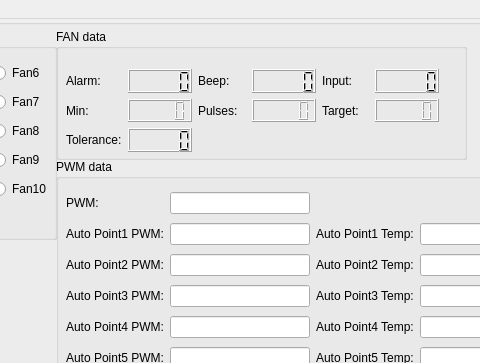
The window that mainwindow.ui (amedeos/ControlFANs) describes before a commit, drawn with Qt 5; both pictures show x 214 to 694 and y 0 to 363 of the 800 by 470 pixel window.
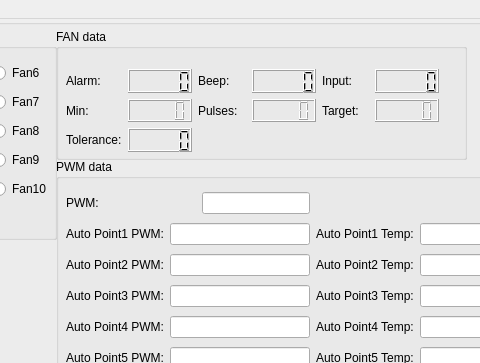
The same window after the commit. Icons and pictures are not drawn.

```diff
--- a/mainwindow.ui
+++ b/mainwindow.ui
@@ -322,8 +322,12 @@
          </property>
         </widget>
        </item>
-       <item row="0" column="1">
-        <widget class="QLineEdit" name="pwmPwmlineEdit"/>
+       <item row="0" column="1" alignment="Qt::AlignRight">
+        <widget class="QLineEdit" name="pwmPwmlineEdit">
+         <property name="alignment">
+          <set>Qt::AlignRight|Qt::AlignTrailing|Qt::AlignVCenter</set>
+         </property>
+        </widget>
        </item>
        <item row="1" column="0">
         <widget class="QLabel" name="pwmAutoPoint1Pwmlabel">
@@ -429,7 +433,7 @@
      </widget>
     </widget>
    </widget>
-   <widget class="QWidget" name="">
+   <widget class="QWidget" name="layoutWidget">
     <property name="geometry">
      <rect>
       <x>474</x>
```
Left out of the diff: 60 changed lines with no effect on the pictures.
